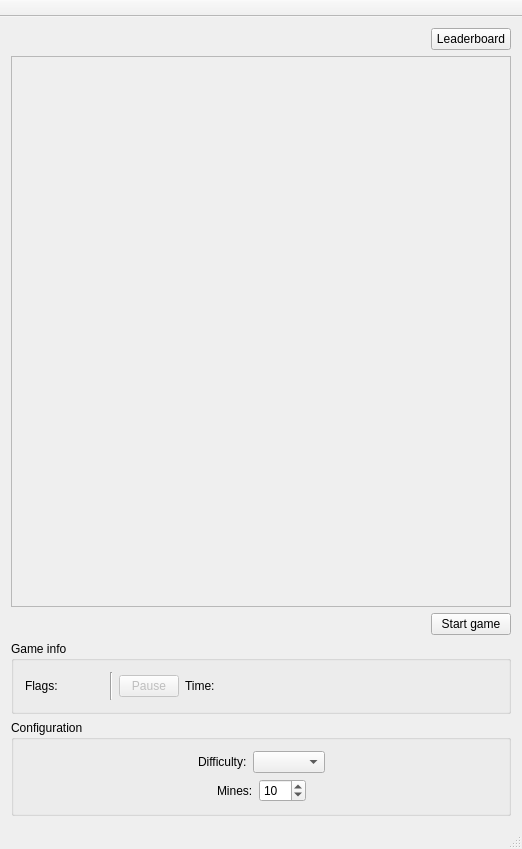
Old version of the form game_gui.ui in the repository pavolmarak/minesweeper.
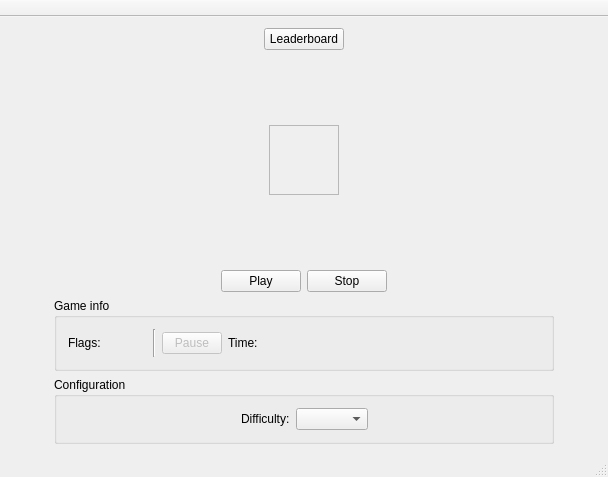
New version of the form. Custom widgets are drawn as their Qt base class.

Patch:
```diff
--- a/game_gui.ui
+++ b/game_gui.ui
@@ -6,8 +6,8 @@
    <rect>
     <x>0</x>
     <y>0</y>
-    <width>522</width>
-    <height>849</height>
+    <width>608</width>
+    <height>477</height>
    </rect>
   </property>
   <property name="sizePolicy">
@@ -63,25 +63,64 @@
           </property>
          </widget>
         </item>
+        <item>
+         <spacer name="horizontalSpacer_11">
+          <property name="orientation">
+           <enum>Qt::Horizontal</enum>
+          </property>
+          <property name="sizeHint" stdset="0">
+           <size>
+            <width>40</width>
+            <height>20</height>
+           </size>
+          </property>
+         </spacer>
+        </item>
        </layout>
       </item>
+      <item>
+       <spacer name="verticalSpacer">
+        <property name="orientation">
+         <enum>Qt::Vertical</enum>
+        </property>
+        <property name="sizeHint" stdset="0">
+         <size>
+          <width>20</width>
+          <height>40</height>
+         </size>
+        </property>
+       </spacer>
+      </item>
       <item>
        <layout class="QHBoxLayout" name="horizontalLayout_8">
+        <item>
+         <spacer name="horizontalSpacer_8">
+          <property name="orientation">
+           <enum>Qt::Horizontal</enum>
+          </property>
+          <property name="sizeHint" stdset="0">
+           <size>
+            <width>40</width>
+            <height>20</height>
+           </size>
+          </property>
+         </spacer>
+        </item>
         <item>
          <widget class="MyGrid" name="visibleGrid">
           <property name="enabled">
            <bool>false</bool>
           </property>
           <property name="sizePolicy">
-           <sizepolicy hsizetype="Expanding" vsizetype="Expanding">
+           <sizepolicy hsizetype="Preferred" vsizetype="Preferred">
             <horstretch>0</horstretch>
             <verstretch>0</verstretch>
            </sizepolicy>
           </property>
           <property name="minimumSize">
            <size>
-            <width>500</width>
-            <height>500</height>
+            <width>0</width>
+            <height>0</height>
            </size>
           </property>
           <property name="maximumSize">
@@ -155,8 +194,34 @@
           </attribute>
          </widget>
         </item>
+        <item>
+         <spacer name="horizontalSpacer_9">
+          <property name="orientation">
+           <enum>Qt::Horizontal</enum>
+          </property>
+          <property name="sizeHint" stdset="0">
+           <size>
+            <width>40</width>
+            <height>20</height>
+           </size>
+          </property>
+         </spacer>
+        </item>
        </layout>
       </item>
+      <item>
+       <spacer name="verticalSpacer_2">
+        <property name="orientation">
+         <enum>Qt::Vertical</enum>
+        </property>
+        <property name="sizeHint" stdset="0">
+         <size>
+          <width>20</width>
+          <height>40</height>
+         </size>
+        </property>
+       </spacer>
+      </item>
       <item>
        <layout class="QHBoxLayout" name="horizontalLayout_9">
         <item>
@@ -181,14 +246,50 @@
            </sizepolicy>
           </property>
           <property name="text">
-           <string>Start game</string>
+           <string>Play</string>
           </property>
          </widget>
         </item>
+        <item>
+         <widget class="QPushButton" name="stop_game_button">
+          <property name="text">
+           <string>Stop</string>
+          </property>
+         </widget>
+        </item>
+        <item>
+         <spacer name="horizontalSpacer_10">
+          <property name="orientation">
+           <enum>Qt::Horizontal</enum>
+          </property>
+          <property name="sizeHint" stdset="0">
+           <size>
+            <width>40</width>
+            <height>20</height>
+           </size>
+          </property>
+         </spacer>
+        </item>
        </layout>
       </item>
       <item>
        <layout class="QHBoxLayout" name="horizontalLayout_6">
+        <item>
+         <spacer name="horizontalSpacer_13">
+          <property name="orientation">
+           <enum>Qt::Horizontal</enum>
+          </property>
+          <property name="sizeType">
+           <enum>QSizePolicy::Expanding</enum>
+          </property>
+          <property name="sizeHint" stdset="0">
+           <size>
+            <width>40</width>
+            <height>20</height>
+           </size>
+          </property>
+         </spacer>
+        </item>
         <item>
          <widget class="QGroupBox" name="gameinfo_groupbox">
           <property name="sizePolicy">
@@ -199,7 +300,7 @@
           </property>
           <property name="minimumSize">
            <size>
-            <width>0</width>
+            <width>500</width>
             <height>0</height>
            </size>
           </property>
@@ -329,10 +430,39 @@
           </layout>
          </widget>
         </item>
+        <item>
+         <spacer name="horizontalSpacer_12">
+          <property name="orientation">
+           <enum>Qt::Horizontal</enum>
+          </property>
+          <property name="sizeType">
+           <enum>QSizePolicy::Expanding</enum>
+          </property>
+          <property name="sizeHint" stdset="0">
+           <size>
+            <width>40</width>
+            <height>20</height>
+           </size>
+          </property>
+         </spacer>
+        </item>
        </layout>
       </item>
       <item>
        <layout class="QHBoxLayout" name="horizontalLayout_7">
+        <item>
+         <spacer name="horizontalSpacer_15">
+          <property name="orientation">
+           <enum>Qt::Horizontal</enum>
+          </property>
+          <property name="sizeHint" stdset="0">
+           <size>
+            <width>40</width>
+            <height>20</height>
+           </size>
+          </property>
+         </spacer>
+        </item>
         <item>
          <widget class="QGroupBox" name="config_groupbox">
           <property name="sizePolicy">
@@ -343,7 +473,7 @@
           </property>
           <property name="minimumSize">
            <size>
-            <width>0</width>
+            <width>500</width>
             <height>0</height>
            </size>
           </property>
@@ -401,59 +531,22 @@
              </item>
             </layout>
            </item>
-           <item>
-            <layout class="QHBoxLayout" name="horizontalLayout_2">
-             <item>
-              <spacer name="horizontalSpacer">
-               <property name="orientation">
-                <enum>Qt::Horizontal</enum>
-               </property>
-               <property name="sizeHint" stdset="0">
-                <size>
-                 <width>40</width>
-                 <height>20</height>
-                </size>
-               </property>
-              </spacer>
-             </item>
-             <item>
-              <widget class="QLabel" name="no_mines_label">
-               <property name="text">
-                <string>Mines:</string>
-               </property>
-              </widget>
-             </item>
-             <item>
-              <widget class="QSpinBox" name="noMinesSpinBox">
-               <property name="minimum">
-                <number>0</number>
-               </property>
-               <property name="maximum">
-                <number>100</number>
-               </property>
-               <property name="value">
-                <number>10</number>
-               </property>
-              </widget>
-             </item>
-             <item>
-              <spacer name="horizontalSpacer_2">
-               <property name="orientation">
-                <enum>Qt::Horizontal</enum>
-               </property>
-               <property name="sizeHint" stdset="0">
-                <size>
-                 <width>40</width>
-                 <height>20</height>
-                </size>
-               </property>
-              </spacer>
-             </item>
-            </layout>
-           </item>
           </layout>
          </widget>
         </item>
+        <item>
+         <spacer name="horizontalSpacer_14">
+          <property name="orientation">
+           <enum>Qt::Horizontal</enum>
+          </property>
+          <property name="sizeHint" stdset="0">
+           <size>
+            <width>40</width>
+            <height>20</height>
+           </size>
+          </property>
+         </spacer>
+        </item>
        </layout>
       </item>
      </layout>
```
